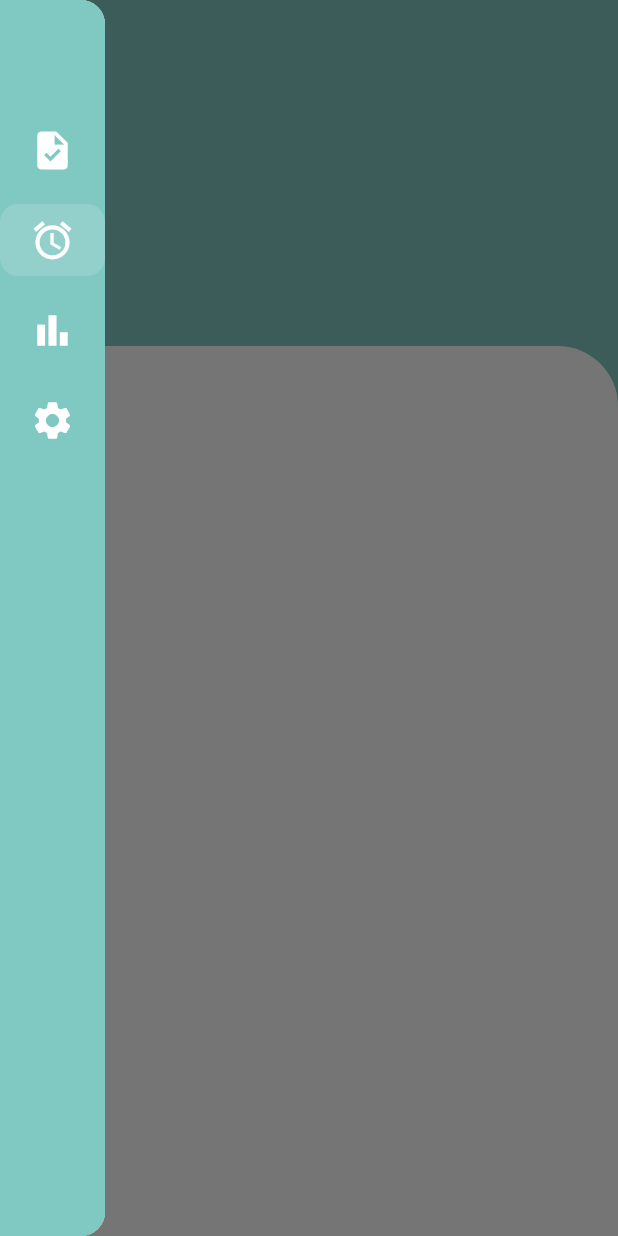
After one commit to LocTime1/coursework, a Flutter app: the NotesScreen screen opened directly, with the side drawer open, on a phone screen of 412 x 824 dp. The commit adds this screen. Run offline on Flutter 3.47's test engine with Material 3 defaults, Android fonts, the phone set to English and light mode, and no system bars; our stand-ins replace auto_size_text, lottie, sqflite; accounts and stored records are empty.

Commit message:
начал делать экран с заметками

```diff
--- a/lib/main.dart
+++ b/lib/main.dart
@@ -1,5 +1,6 @@
 // ignore_for_file: prefer_const_constructors, use_key_in_widget_constructors, library_private_types_in_public_api
 
+import 'package:coursework/notesScreen.dart';
 import 'package:coursework/widgets/TasksScreen/anotherDatesWidget.dart';
 
 import 'addTaskSreen.dart';
@@ -150,16 +151,10 @@ class _HomeScreenState extends State<HomeScreen> {
                 SizedBox(
                   height: 70,
                 ),
-                _buildDrawerItem(Icons.task, isSelected: true),
-                _buildDrawerItem(
-                  Icons.alarm,
-                ),
-                _buildDrawerItem(
-                  Icons.bar_chart,
-                ),
-                _buildDrawerItem(
-                  Icons.settings,
-                ),
+                _buildDrawerItem(Icons.task, 1, isSelected: true),
+                _buildDrawerItem(Icons.alarm, 2),
+                _buildDrawerItem(Icons.bar_chart, 3),
+                _buildDrawerItem(Icons.settings, 4),
               ],
             ),
           ),
@@ -168,7 +163,7 @@ class _HomeScreenState extends State<HomeScreen> {
     );
   }
 
-  Widget _buildDrawerItem(IconData icon, {bool isSelected = false}) {
+  Widget _buildDrawerItem(IconData icon, int ind, {bool isSelected = false}) {
     return Padding(
       padding: const EdgeInsets.symmetric(vertical: 6.0),
       child: Container(
@@ -178,7 +173,14 @@ class _HomeScreenState extends State<HomeScreen> {
           borderRadius: BorderRadius.circular(12),
         ),
         child: IconButton(
-          onPressed: () {},
+          onPressed: () {
+            if (ind == 2) {
+              Navigator.push(
+                context,
+                MaterialPageRoute(builder: (context) => NotesScreen()),
+              );
+            }
+          },
           icon: Icon(
             icon,
             size: 30,
--- /dev/null
+++ b/lib/notesScreen.dart
@@ -0,0 +1,108 @@
+// ignore_for_file: prefer_const_constructors, curly_braces_in_flow_control_structures
+
+import 'package:coursework/main.dart';
+import 'package:flutter/material.dart';
+
+import 'widgets/TasksScreen/menuButtonWidget.dart';
+
+class NotesScreen extends StatefulWidget {
+  const NotesScreen({super.key});
+
+  @override
+  State<NotesScreen> createState() => _NotesScreenState();
+}
+
+class _NotesScreenState extends State<NotesScreen> {
+  @override
+  Widget build(BuildContext context) {
+    return Scaffold(
+      backgroundColor: Color.fromRGBO(128, 200, 194, 1),
+      body: Stack(children: [
+        Positioned(
+          top: MediaQuery.of(context).size.height * 0.28,
+          left: 0,
+          right: 0,
+          child: Container(
+            width: double.infinity,
+            height: MediaQuery.of(context).size.height * 0.72,
+            decoration: BoxDecoration(
+              color: Colors.white,
+              borderRadius: BorderRadius.only(
+                topLeft: Radius.circular(40),
+                topRight: Radius.circular(40),
+              ),
+            ),
+          ),
+        ),
+        Positioned(
+          top: 45,
+          left: 6,
+          child: Builder(
+            builder: (context) => Material(
+              color: Colors.transparent,
+              child: InkWell(
+                borderRadius: BorderRadius.circular(12),
+                onTap: () {
+                  Scaffold.of(context).openDrawer();
+                },
+                child: Container(
+                  width: 60,
+                  height: 60,
+                  child: const MenuButton(),
+                ),
+              ),
+            ),
+          ),
+        ),
+      ]),
+      drawer: SizedBox(
+        width: 70,
+        child: Drawer(
+          child: Container(
+            color: Color.fromRGBO(128, 200, 194, 1),
+            child: ListView(
+              padding: EdgeInsets.zero,
+              children: [
+                SizedBox(
+                  height: 70,
+                ),
+                _buildDrawerItem(Icons.task, 1),
+                _buildDrawerItem(Icons.alarm, 2, isSelected: true),
+                _buildDrawerItem(Icons.bar_chart, 3),
+                _buildDrawerItem(Icons.settings, 4),
+              ],
+            ),
+          ),
+        ),
+      ),
+    );
+  }
+
+  Widget _buildDrawerItem(IconData icon, int ind, {bool isSelected = false}) {
+    return Padding(
+      padding: const EdgeInsets.symmetric(vertical: 6.0),
+      child: Container(
+        decoration: BoxDecoration(
+          color:
+              isSelected ? Colors.white.withOpacity(0.15) : Colors.transparent,
+          borderRadius: BorderRadius.circular(12),
+        ),
+        child: IconButton(
+          onPressed: () {
+            if (ind == 1) {
+              Navigator.push(
+                context,
+                MaterialPageRoute(builder: (context) => HomeScreen()),
+              );
+            }
+          },
+          icon: Icon(
+            icon,
+            size: 30,
+            color: Colors.white,
+          ),
+        ),
+      ),
+    );
+  }
+}
```
